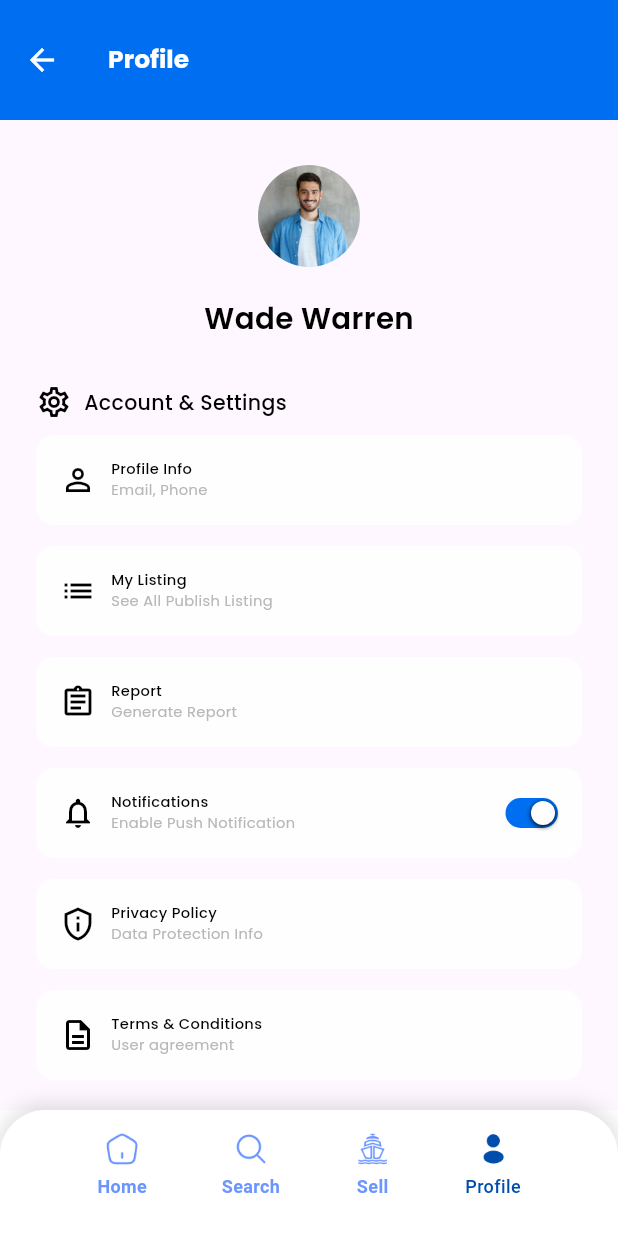
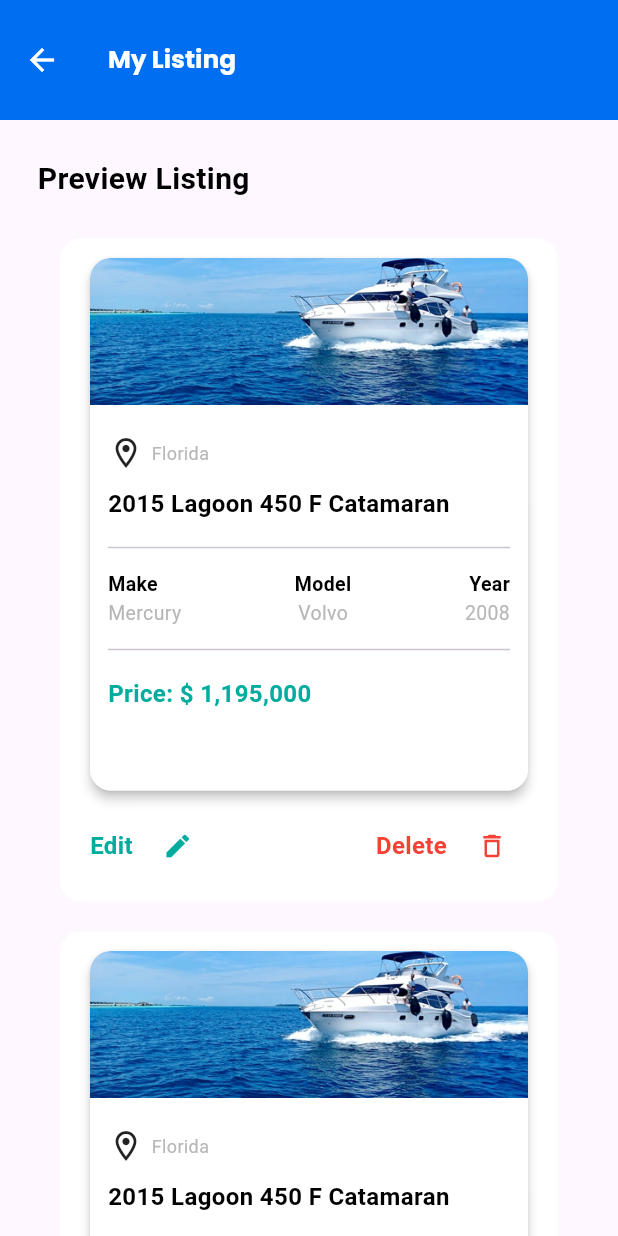
Before and after one commit to Dev-Ninjas-Backup/diaz1234567890, a Flutter app: the screen it shows after launch, item 4 of the bottom bar chosen, after a tap on "My Listing", on a phone screen of 412 x 824 dp. Run offline on Flutter 3.47's test engine with Material 3 defaults, Android fonts, the phone set to English and light mode, and no system bars; our stand-ins replace flutter_easyloading, flutter_screenutil, get, google_fonts, image_picker.

Commit message:
My Listing screen done.

```diff
--- a/lib/core/utils/constants/image_path.dart
+++ b/lib/core/utils/constants/image_path.dart
@@ -4,4 +4,5 @@ class Imagepath {
   static const String singleBoat = 'assets/images/singleBoat.png';
   static const String registerBoatImage = 'assets/images/registerBoatImage.png';
   static const String user = 'assets/images/man.jpeg';
+  static const String ship1 = 'assets/images/ship1.png';
 }
--- a/lib/features/profile/main/screen/profile_screen.dart
+++ b/lib/features/profile/main/screen/profile_screen.dart
@@ -73,7 +73,9 @@ class ProfileScreen extends StatelessWidget {
                   icon: Icons.list,
                   title: 'My Listing',
                   subtitle: 'See All Publish Listing',
-                  onTap: () {},
+                  onTap: () {
+                    Get.toNamed('/myListingScreen');
+                  },
                 ),
                 SettingsButton(
                   icon: Icons.assignment_outlined,
--- /dev/null
+++ b/lib/features/profile/my_listing/controller/my_listing_controller.dart
@@ -0,0 +1,3 @@
+import 'package:get/get_state_manager/get_state_manager.dart';
+
+class MyListingController extends GetxController {}
--- /dev/null
+++ b/lib/features/profile/my_listing/screen/my_listing_screen.dart
@@ -0,0 +1,35 @@
+import 'package:diaz1234567890/core/common/widget/custom_app_bar.dart';
+import 'package:diaz1234567890/features/profile/my_listing/widget/my_listing_container.dart';
+import 'package:flutter/material.dart';
+
+class MyListingScreen extends StatelessWidget {
+  const MyListingScreen({super.key});
+
+  @override
+  Widget build(BuildContext context) {
+    return Scaffold(
+      appBar: CustomAppBar(title: 'My Listing'),
+      body: SingleChildScrollView(
+        child: Column(
+          crossAxisAlignment: CrossAxisAlignment.start,
+          children: [
+            Padding(
+              padding: const EdgeInsets.all(25),
+              child: Text(
+                'Preview Listing',
+                style: TextStyle(
+                  color: Colors.black,
+                  fontSize: 20,
+                  fontWeight: FontWeight.w700,
+                ),
+              ),
+            ),
+            MyListingContainer(),
+            MyListingContainer(),
+            MyListingContainer(),
+          ],
+        ),
+      ),
+    );
+  }
+}
--- /dev/null
+++ b/lib/features/profile/my_listing/widget/my_listing_container.dart
@@ -0,0 +1,210 @@
+import 'package:diaz1234567890/core/utils/constants/app_colors.dart';
+import 'package:diaz1234567890/core/utils/constants/image_path.dart';
+import 'package:flutter/material.dart';
+
+class MyListingContainer extends StatelessWidget {
+  const MyListingContainer({super.key});
+
+  @override
+  Widget build(BuildContext context) {
+    return Container(
+      margin: EdgeInsets.only(left: 40, right: 40, bottom: 20),
+      padding: EdgeInsets.symmetric(horizontal: 20, vertical: 13),
+      width: double.infinity,
+      decoration: BoxDecoration(
+        color: Colors.white,
+        borderRadius: BorderRadius.circular(14),
+      ),
+      child: Column(
+        children: [
+          Material(
+            elevation: 3,
+            borderRadius: BorderRadius.circular(14),
+            child: Container(
+              width: double.infinity,
+              decoration: BoxDecoration(
+                color: Colors.white,
+                borderRadius: BorderRadius.circular(14),
+              ),
+              child: Column(
+                crossAxisAlignment: CrossAxisAlignment.start,
+                children: [
+                  ClipRRect(
+                    borderRadius: BorderRadiusGeometry.only(
+                      topLeft: Radius.circular(14),
+                      topRight: Radius.circular(14),
+                    ),
+                    child: Image.asset(
+                      Imagepath.ship1,
+                      height: 98,
+                      width: double.infinity,
+                      fit: BoxFit.cover,
+                    ),
+                  ),
+
+                  Padding(
+                    padding: const EdgeInsets.fromLTRB(12, 20, 12, 10),
+                    child: Row(
+                      children: [
+                        Icon(Icons.location_on_outlined),
+                        SizedBox(width: 5),
+                        Text(
+                          'Florida',
+                          style: TextStyle(
+                            color: AppColors.subTitle,
+                            fontSize: 12,
+                            fontWeight: FontWeight.w400,
+                          ),
+                        ),
+                      ],
+                    ),
+                  ),
+                  Padding(
+                    padding: const EdgeInsets.symmetric(horizontal: 12),
+                    child: Text(
+                      '2015 Lagoon 450 F Catamaran',
+                      style: TextStyle(
+                        fontSize: 16,
+                        color: Colors.black,
+                        fontWeight: FontWeight.w700,
+                      ),
+                    ),
+                  ),
+                  SizedBox(height: 10),
+                  Padding(
+                    padding: const EdgeInsets.symmetric(horizontal: 12),
+                    child: Divider(),
+                  ),
+                  SizedBox(height: 7),
+                  Padding(
+                    padding: const EdgeInsets.symmetric(horizontal: 12),
+                    child: Row(
+                      mainAxisAlignment: MainAxisAlignment.start,
+                      children: [
+                        Column(
+                          crossAxisAlignment: CrossAxisAlignment.start,
+                          children: [
+                            Text(
+                              'Make',
+                              style: TextStyle(
+                                color: Colors.black,
+                                fontSize: 13,
+                                fontWeight: FontWeight.w700,
+                              ),
+                            ),
+                            Text(
+                              'Mercury',
+                              style: TextStyle(
+                                color: AppColors.subTitle,
+                                fontSize: 13,
+                                fontWeight: FontWeight.w400,
+                              ),
+                            ),
+                          ],
+                        ),
+                        Spacer(),
+                        Column(
+                          crossAxisAlignment: CrossAxisAlignment.center,
+                          children: [
+                            Text(
+                              'Model',
+                              style: TextStyle(
+                                color: Colors.black,
+                                fontSize: 13,
+                                fontWeight: FontWeight.w700,
+                              ),
+                            ),
+                            Text(
+                              'Volvo',
+                              style: TextStyle(
+                                color: AppColors.subTitle,
+                                fontSize: 13,
+                                fontWeight: FontWeight.w400,
+                              ),
+                            ),
+                          ],
+                        ),
+                        Spacer(),
+                        Column(
+                          crossAxisAlignment: CrossAxisAlignment.end,
+                          children: [
+                            Text(
+                              'Year',
+                              style: TextStyle(
+                                color: Colors.black,
+                                fontSize: 13,
+                                fontWeight: FontWeight.w700,
+                              ),
+                            ),
+                            Text(
+                              '2008',
+                              style: TextStyle(
+                                color: AppColors.subTitle,
+                                fontSize: 13,
+                                fontWeight: FontWeight.w400,
+                              ),
+                            ),
+                          ],
+                        ),
+                      ],
+                    ),
+                  ),
+                  SizedBox(height: 7),
+                  Padding(
+                    padding: const EdgeInsets.symmetric(horizontal: 12),
+                    child: Divider(),
+                  ),
+                  SizedBox(height: 10),
+                  Padding(
+                    padding: const EdgeInsets.symmetric(horizontal: 12),
+                    child: Text(
+                      'Price: \$ 1,195,000',
+                      style: TextStyle(
+                        color: Color(0xFF00AC9D),
+                        fontSize: 16,
+                        fontWeight: FontWeight.w700,
+                      ),
+                    ),
+                  ),
+                  SizedBox(height: 53),
+                ],
+              ),
+            ),
+          ),
+          SizedBox(height: 13),
+          Row(
+            children: [
+              Text(
+                'Edit',
+                style: TextStyle(
+                  color: Color(0xFF00AC9D),
+                  fontSize: 16,
+                  fontWeight: FontWeight.w700,
+                ),
+              ),
+              SizedBox(width: 6),
+              IconButton(
+                onPressed: () {},
+                icon: Icon(Icons.edit, color: Color(0xFF00AC9D), size: 20),
+              ),
+              Spacer(),
+              Text(
+                'Delete',
+                style: TextStyle(
+                  color: Colors.red,
+                  fontSize: 16,
+                  fontWeight: FontWeight.w700,
+                ),
+              ),
+              SizedBox(width: 6),
+              IconButton(
+                onPressed: () {},
+                icon: Icon(Icons.delete_outline, color: Colors.red, size: 20),
+              ),
+            ],
+          ),
+        ],
+      ),
+    );
+  }
+}
--- a/lib/features/profile/privacy_policy/screen/privacy_policy_screen.dart
+++ b/lib/features/profile/privacy_policy/screen/privacy_policy_screen.dart
@@ -15,7 +15,7 @@ class PrivacyPolicyScreen extends StatelessWidget {
             crossAxisAlignment: CrossAxisAlignment.start,
             children: [
               Text(
-                'Data We Collect',
+                'Data We Collect:',
                 style: TextStyle(
                   fontSize: 14,
                   fontWeight: FontWeight.w500,
@@ -51,7 +51,7 @@ class PrivacyPolicyScreen extends StatelessWidget {
               ),
               SizedBox(height: 20),
               Text(
-                'Your Safety',
+                'Your Safety:',
                 style: TextStyle(
                   fontSize: 14,
                   fontWeight: FontWeight.w500,
--- a/lib/routes/app_routes.dart
+++ b/lib/routes/app_routes.dart
@@ -1,6 +1,7 @@
 import 'package:diaz1234567890/features/bottom_navbar/screen/bottom_navbar_screen.dart';
 import 'package:diaz1234567890/features/profile/edit_profile/screen/edit_profile_screen.dart';
 import 'package:diaz1234567890/features/profile/main/screen/profile_screen.dart';
+import 'package:diaz1234567890/features/profile/my_listing/screen/my_listing_screen.dart';
 import 'package:diaz1234567890/features/profile/privacy_policy/screen/privacy_policy_screen.dart';
 import 'package:get/get.dart';
 
@@ -9,16 +10,19 @@ class AppRoute {
   static String profileScreen = "/profileScreen";
   static String editProfileScreen = "/editProfileScreen";
   static String privacyPolicyScreen = "/privacyPolicyScreen";
+  static String myListingScreen = "/myListingScreen";
 
   static String getBottomNavBar() => bottomNavBar;
   static String getProfileScreen() => profileScreen;
   static String getEditProfileScreen() => editProfileScreen;
   static String getPrivacyPolicyScreen() => privacyPolicyScreen;
+  static String getMyListingScreen() => myListingScreen;
 
   static List<GetPage> routes = [
     GetPage(name: bottomNavBar, page: () => BottomNavbarScreen()),
     GetPage(name: profileScreen, page: () => ProfileScreen()),
     GetPage(name: editProfileScreen, page: () => EditProfileScreen()),
     GetPage(name: privacyPolicyScreen, page: () => PrivacyPolicyScreen()),
+    GetPage(name: myListingScreen, page: () => MyListingScreen()),
   ];
 }
```
Also changed, not shown: assets/images/ship1.png (added).
